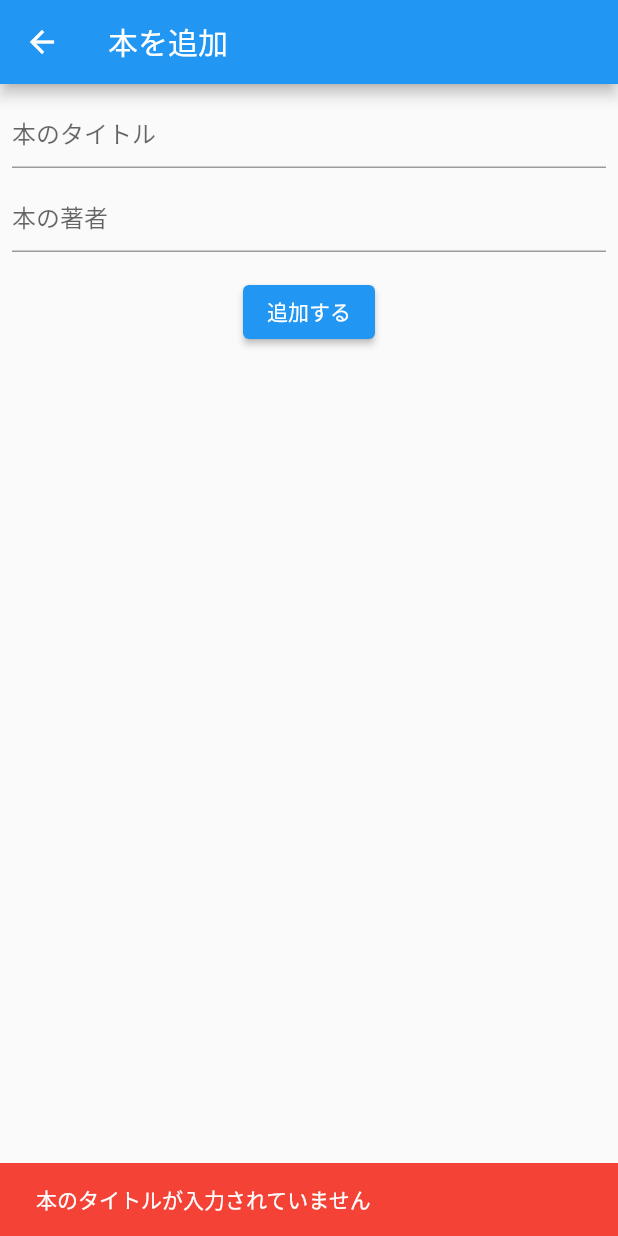
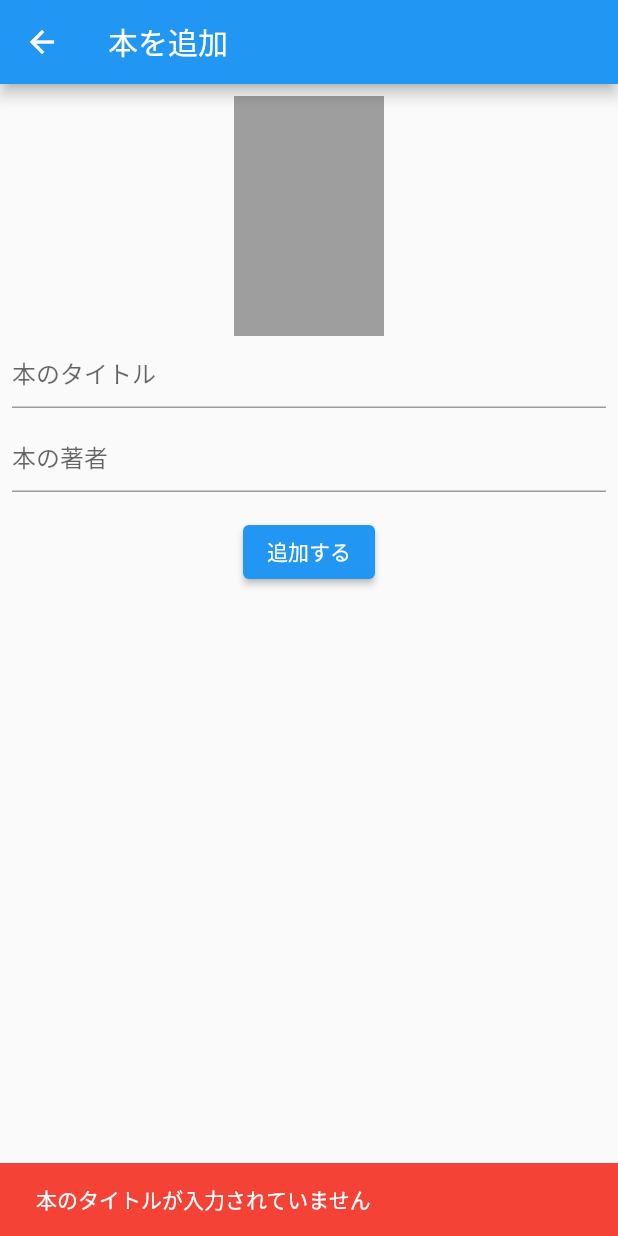
Before and after one commit to shin-carpediem/booklist, a Flutter app: the AddBookPage screen opened directly, after a tap on "追加する", on a phone screen of 412 x 824 dp. Run offline on Flutter 3.47's test engine with Material 2 defaults, Android fonts, the phone set to English and light mode, and no system bars; our stand-ins replace cloud_firestore, firebase_core, firebase_storage, flutter_slidable, image_picker; accounts and stored records are empty.

```diff
--- a/lib/add_book/add_book_model.dart
+++ b/lib/add_book/add_book_model.dart
@@ -1,9 +1,27 @@
+import 'dart:io';
+
 import 'package:cloud_firestore/cloud_firestore.dart';
+import 'package:firebase_storage/firebase_storage.dart';
 import 'package:flutter/material.dart';
+import 'package:image_picker/image_picker.dart';
 
 class AddBookModel extends ChangeNotifier {
   String? title;
   String? author;
+  File? imageFile;
+  bool isLoading = false;
+
+  final picker = ImagePicker();
+
+  void startLoading() {
+    isLoading = true;
+    notifyListeners();
+  }
+
+  void endLoading() {
+    isLoading = false;
+    notifyListeners();
+  }
 
   Future addBook() async {
     if (title == null || title == "") {
@@ -14,10 +32,31 @@ class AddBookModel extends ChangeNotifier {
       throw '著者が入力されていません';
     }
 
+    final doc = FirebaseFirestore.instance.collection('books').doc();
+
+    String? img;
+    // storageにアップロード
+    if (imageFile != null) {
+      final task = await FirebaseStorage.instance
+          .ref('books/${doc.id}')
+          .putFile(imageFile!);
+      img = await task.ref.getDownloadURL();
+    }
+
     // firestoreに追加
-    await FirebaseFirestore.instance.collection('books').add({
+    await doc.set({
       'title': title,
       'author': author,
+      'img': img,
     });
   }
+
+  Future pickImage() async {
+    final pickedFile = await picker.pickImage(source: ImageSource.gallery);
+
+    if (pickedFile != null) {
+      imageFile = File(pickedFile.path);
+      notifyListeners();
+    }
+  }
 }
--- a/lib/add_book/add_book_page.dart
+++ b/lib/add_book/add_book_page.dart
@@ -15,10 +15,26 @@ class AddBookPage extends StatelessWidget {
           ),
           body: Center(
             child: Consumer<AddBookModel>(builder: (context, model, child) {
-              return Padding(
+              return Stack(
+                children: [
+                  Padding(
                     padding: const EdgeInsets.all(8.0),
                     child: Column(
                       children: [
+                        GestureDetector(
+                          child: SizedBox(
+                            width: 100,
+                            height: 160,
+                            child: model.imageFile != null
+                                ? Image.file(model.imageFile!)
+                                : Container(
+                                    color: Colors.grey,
+                                  ),
+                          ),
+                          onTap: () async {
+                            await model.pickImage();
+                          },
+                        ),
                         TextField(
                           // ignore: prefer_const_constructors
                           decoration: InputDecoration(
@@ -49,6 +65,7 @@ class AddBookPage extends StatelessWidget {
                             onPressed: () async {
                               // 追加の処理
                               try {
+                                model.startLoading();
                                 await model.addBook();
                                 Navigator.of(context).pop(true);
                               } catch (e) {
@@ -58,12 +75,23 @@ class AddBookPage extends StatelessWidget {
                                 );
                                 ScaffoldMessenger.of(context)
                                     .showSnackBar(snackBar);
+                              } finally {
+                                model.endLoading();
                               }
                             },
                             // ignore: prefer_const_constructors
                             child: Text('追加する')),
                       ],
                     ),
+                  ),
+                  if (model.isLoading)
+                    Container(
+                      color: Colors.black54,
+                      child: const Center(
+                        child: CircularProgressIndicator(),
+                      ),
+                    ),
+                ],
               );
             }),
           ),
--- a/lib/book_list/book_list_model.dart
+++ b/lib/book_list/book_list_model.dart
@@ -14,7 +14,8 @@ class BookListModel extends ChangeNotifier {
       final String id = document.id;
       final String title = data['title'];
       final String author = data['author'];
-      return Book(id, title, author);
+      final String img = data['img'];
+      return Book(id, title, author, img);
     }).toList();
 
     this.books = books;
--- a/lib/domain/book.dart
+++ b/lib/domain/book.dart
@@ -1,7 +1,8 @@
 class Book {
-  Book(this.id, this.title, this.author);
+  Book(this.id, this.title, this.author, this.img);
 
   String id;
   String title;
   String author;
+  String? img;
 }
--- a/pubspec.yaml
+++ b/pubspec.yaml
@@ -37,6 +37,8 @@ dependencies:
   cloud_firestore: ^2.5.3
   provider: ^6.0.1
   flutter_slidable: ^0.6.0
+  firebase_storage: ^10.0.3
+  image_picker: ^0.8.4+2
 
 dev_dependencies:
   flutter_test:
```
Also changed, not shown: lib/book_list/book_list_page.dart (+2 -5 lines), pubspec.lock, 1 other file. Lines whose indentation alone changed are shown as unchanged.
